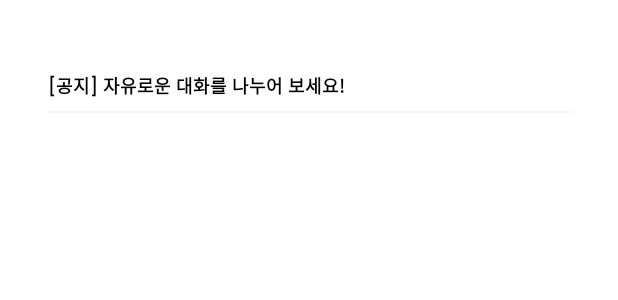
After one commit to kimchuu/Deogeob-ilchi, an Android app: the layout fragement_community.xml on its own in the app's theme, with its tools: preview values and no code run, on a phone screen of 412 x 824 dp. The commit adds this screen. Shown: the top 300 px of the screen. Run offline under Robolectric (Android 15) with nearby library versions, the phone set to English and light mode, and no system bars.

Commit message:
Style/community : community를 위한 xml

```diff
--- /dev/null
+++ b/app/src/main/res/drawable/top_corner_background.xml
@@ -0,0 +1,10 @@
+<?xml version="1.0" encoding="utf-8"?>
+<shape xmlns:android="http://schemas.android.com/apk/res/android"
+    android:shape="rectangle">
+
+    <solid android:color="@color/White"/>
+    <corners
+        android:topLeftRadius="10dp"
+        android:topRightRadius="10dp"
+        />
+</shape>
--- /dev/null
+++ b/app/src/main/res/layout/fragement_community.xml
@@ -0,0 +1,44 @@
+<?xml version="1.0" encoding="utf-8"?>
+<layout xmlns:android="http://schemas.android.com/apk/res/android"
+    xmlns:app="http://schemas.android.com/apk/res-auto">
+
+    <data>
+
+    </data>
+
+    <androidx.constraintlayout.widget.ConstraintLayout
+        android:layout_width="match_parent"
+        android:layout_height="match_parent"
+        android:layout_marginTop="16dp"
+        android:layout_marginHorizontal="16dp"
+        android:background="@drawable/top_corner_background"
+        android:paddingHorizontal="16dp"
+        android:paddingVertical="24dp">
+
+        <TextView
+            android:id="@+id/tv_notice"
+            android:layout_width="wrap_content"
+            android:layout_height="wrap_content"
+            android:text="@string/notice"
+            style="@style/Poppins.TextStyle"
+            android:textStyle="bold"
+            app:layout_constraintStart_toStartOf="parent"
+            app:layout_constraintTop_toTopOf="parent"
+            android:paddingVertical="8dp"/>
+
+        <View
+            android:layout_width="match_parent"
+            android:layout_height="1dp"
+            android:background="@color/GrayBackground"
+            app:layout_constraintTop_toBottomOf="@id/tv_notice"/>
+
+        <androidx.recyclerview.widget.RecyclerView
+            android:layout_width="match_parent"
+            android:layout_height="0dp"
+            app:layout_constraintTop_toBottomOf="@id/tv_notice"
+            app:layout_constraintBottom_toBottomOf="parent"
+            />
+
+
+    </androidx.constraintlayout.widget.ConstraintLayout>
+</layout>
--- a/app/src/main/res/values/strings.xml
+++ b/app/src/main/res/values/strings.xml
@@ -29,4 +29,5 @@
     <string name="search_sentence">유형을 검색하세요.</string>
     <string name="apply">지원하기</string>
     <string name="scrap">스크랩</string>
+    <string name="notice">[공지] 자유로운 대화를 나누어 보세요!</string>
 </resources>
```
Also changed, not shown: app/src/main/res/layout/item_community.xml (added, +91 -0 lines).
